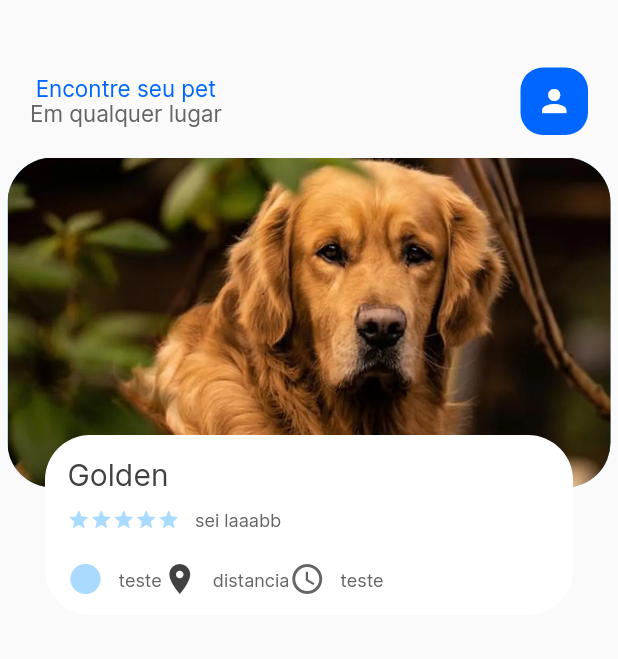
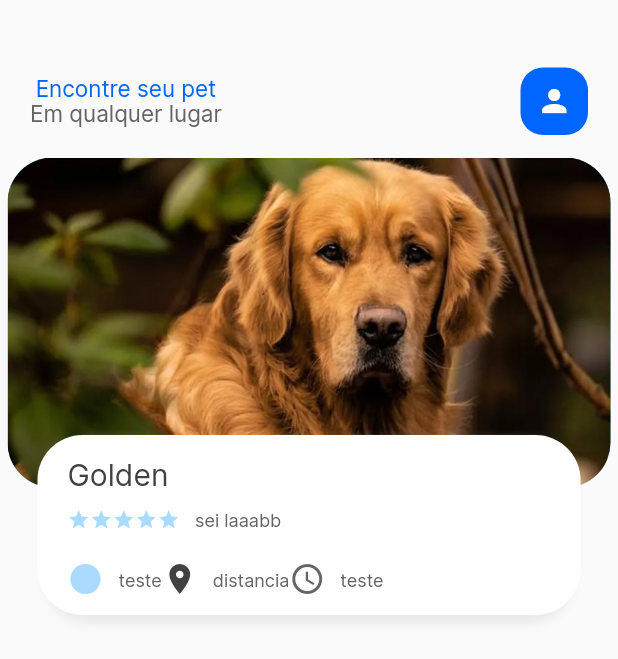
Before and after one commit to MeAdote/Tcc_MeAdote_App, a Flutter app: the HomePage screen opened by its route, on a phone screen of 412 x 824 dp. Shown: the top 659 px of the screen. Run offline on Flutter 3.47's test engine with Material 2 defaults, Android fonts, the phone set to English and light mode, and no system bars.

Commit message:
Cards (arrumar)

```diff
--- a/lib/app/pages/homePage/dog_page_body.dart
+++ b/lib/app/pages/homePage/dog_page_body.dart
@@ -5,7 +5,7 @@ import 'package:tcc_me_adote/app/pages/homePage/assets/widgets/iconAndText.dart'
 import 'package:tcc_me_adote/app/pages/homePage/assets/widgets/smallText.dart';
 
 class DogPageBody extends StatefulWidget {
-  const DogPageBody({super.key});
+  const DogPageBody({Key? key}) : super(key: key);
 
   @override
   State<DogPageBody> createState() => _DogPageBodyState();
@@ -13,16 +13,17 @@ class DogPageBody extends StatefulWidget {
 
 class _DogPageBodyState extends State<DogPageBody> {
   PageController pageController = PageController(viewportFraction: 0.85);
-  var _pagAtual = 0.0;
+  var _currPageValue = 0.0;
   double _scaleFactor = 0.8;
+  double _height = 220;
 
   @override
   void initState() {
     super.initState();
     pageController.addListener(() {
       setState(() {
-        _pagAtual = pageController.page!;
-        print("Pagina Atual " + _pagAtual.toString());
+        _currPageValue = pageController.page!;
+        print("Pagina Atual " + _currPageValue.toString());
       });
     });
   }
@@ -47,13 +48,27 @@ class _DogPageBodyState extends State<DogPageBody> {
 
   Widget _buildPageItem(int index) {
     Matrix4 matrix = new Matrix4.identity();
-    if (index == _pagAtual.floor()) {
-      var esqAtual = 1 - (_pagAtual - index) * (1 - _scaleFactor);
-      matrix = Matrix4.diagonal3Values(1, esqAtual, 1);
-    } else if (index == _pagAtual.floor() + 1) {
-      var esqAtual =
-          _scaleFactor + (_pagAtual - index + 1) * (1 - _scaleFactor);
-      matrix = Matrix4.diagonal3Values(1, esqAtual, 1);
+    if (index == _currPageValue.floor()) {
+      var currScale = 1 - (_currPageValue - index) * (1 - _scaleFactor);
+      var currTrans = _height * (1 - currScale) / 2;
+      matrix = Matrix4.diagonal3Values(1, currScale, 1)
+        ..setTranslationRaw(0, currTrans, 0);
+    } else if (index == _currPageValue.floor() + 1) {
+      var currScale =
+          _scaleFactor + (_currPageValue - index + 1) * (1 - _scaleFactor);
+      var currTrans = _height * (1 - currScale) / 2;
+      matrix = Matrix4.diagonal3Values(1, currScale, 1);
+      matrix = Matrix4.diagonal3Values(1, currScale, 1)
+        ..setTranslationRaw(0, currTrans, 0);
+    } else if (index == _currPageValue.floor() - 1) {
+      var currScale = 1 - (_currPageValue - index) * (1 - _scaleFactor);
+      matrix = Matrix4.diagonal3Values(1, currScale, 1);
+      matrix = Matrix4.diagonal3Values(1, currScale, 1)
+        ..setTranslationRaw(0, _scaleFactor, 0);
+    } else {
+      var currScale = 0.8;
+      matrix = Matrix4.diagonal3Values(1, currScale, 1)
+        ..setTranslationRaw(0, _height * (1 - _scaleFactor) / 2, 1);
     }
 
     return Transform(
@@ -76,9 +91,23 @@ class _DogPageBodyState extends State<DogPageBody> {
               height: 120,
               margin: EdgeInsets.only(left: 30, right: 30, bottom: 15),
               decoration: BoxDecoration(
-                borderRadius: BorderRadius.circular(30),
-                color: Colors.white,
-              ),
+                  borderRadius: BorderRadius.circular(30),
+                  color: Colors.white,
+                  boxShadow: [
+                    BoxShadow(
+                      color: Color(0xFFe8e8e8),
+                      blurRadius: 5.0,
+                      offset: Offset(0, 5),
+                    ),
+                    BoxShadow(
+                      color: Colors.white,
+                      offset: Offset(-5, 0),
+                    ),
+                    BoxShadow(
+                      color: Colors.white,
+                      offset: Offset(5, 0),
+                    ),
+                  ]),
               child: Container(
                 padding: EdgeInsets.only(top: 15, left: 15, right: 15),
                 child: Column(
--- a/pubspec.yaml
+++ b/pubspec.yaml
@@ -29,6 +29,8 @@ environment:
 dependencies:
   flutter:
     sdk: flutter
+  get: ^4.1.4
+  dots_indicator: ^2.1.1
 
   # The following adds the Cupertino Icons font to your application.
   # Use with the CupertinoIcons class for iOS style icons.
```
